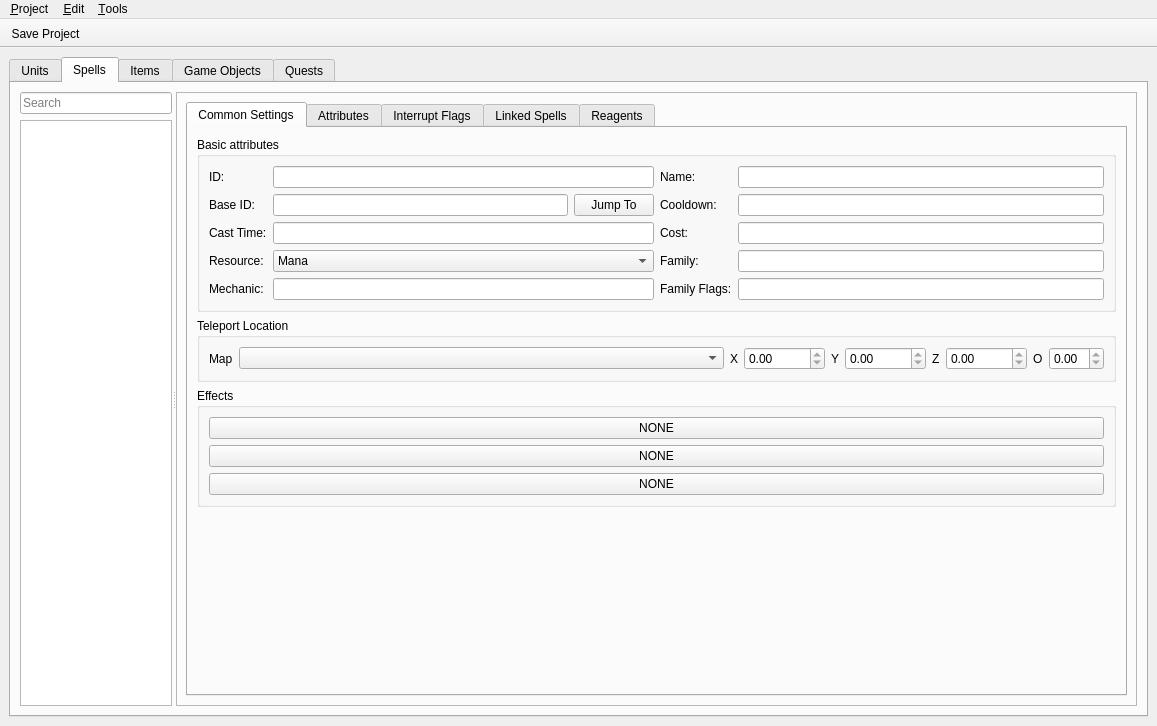
Qt form tools/editor/ui/object_editor.ui (Kyoril/wow-pp) before a commit.
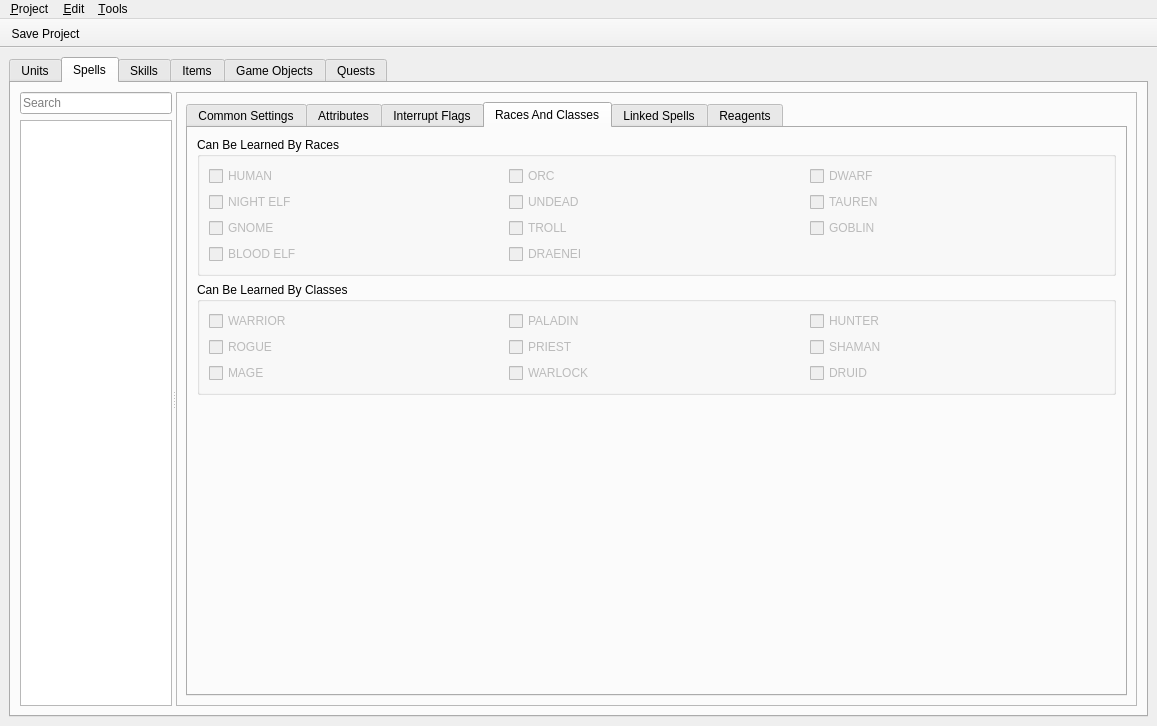
The same form after that commit. The open tabs and pages were chosen to show the change. Icons and pictures are not drawn.

Patch:
```diff
--- a/tools/editor/ui/object_editor.ui
+++ b/tools/editor/ui/object_editor.ui
@@ -4211,6 +4211,490 @@
                 </item>
                </layout>
               </widget>
+              <widget class="QWidget" name="tab_30">
+               <attribute name="title">
+                <string>Races And Classes</string>
+               </attribute>
+               <layout class="QVBoxLayout" name="verticalLayout_57">
+                <item>
+                 <widget class="QGroupBox" name="spellRaceBox">
+                  <property name="sizePolicy">
+                   <sizepolicy hsizetype="Preferred" vsizetype="Fixed">
+                    <horstretch>0</horstretch>
+                    <verstretch>0</verstretch>
+                   </sizepolicy>
+                  </property>
+                  <property name="title">
+                   <string>Can Be Learned By Races</string>
+                  </property>
+                  <property name="flat">
+                   <bool>true</bool>
+                  </property>
+                  <layout class="QGridLayout" name="gridLayout_14">
+                   <item row="0" column="0">
+                    <widget class="QCheckBox" name="race_1">
+                     <property name="enabled">
+                      <bool>false</bool>
+                     </property>
+                     <property name="toolTip">
+                      <string>&lt;html&gt;&lt;head/&gt;&lt;body&gt;&lt;p&gt;Indicates that this spell is categorized as a player ability in the players spell book. Only affects the client.&lt;/p&gt;&lt;/body&gt;&lt;/html&gt;</string>
+                     </property>
+                     <property name="styleSheet">
+                      <string notr="true">QCheckBox:disabled
+{
+    color: #bbb;
+}</string>
+                     </property>
+                     <property name="text">
+                      <string>HUMAN</string>
+                     </property>
+                     <property name="checkable">
+                      <bool>true</bool>
+                     </property>
+                    </widget>
+                   </item>
+                   <item row="0" column="1">
+                    <widget class="QCheckBox" name="race_2">
+                     <property name="enabled">
+                      <bool>false</bool>
+                     </property>
+                     <property name="toolTip">
+                      <string>&lt;html&gt;&lt;head/&gt;&lt;body&gt;&lt;p&gt;Indicates that this spell is categorized as a player ability in the players spell book. Only affects the client.&lt;/p&gt;&lt;/body&gt;&lt;/html&gt;</string>
+                     </property>
+                     <property name="styleSheet">
+                      <string notr="true">QCheckBox:disabled
+{
+    color: #bbb;
+}</string>
+                     </property>
+                     <property name="text">
+                      <string>ORC</string>
+                     </property>
+                     <property name="checkable">
+                      <bool>true</bool>
+                     </property>
+                    </widget>
+                   </item>
+                   <item row="0" column="2">
+                    <widget class="QCheckBox" name="race_3">
+                     <property name="enabled">
+                      <bool>false</bool>
+                     </property>
+                     <property name="toolTip">
+                      <string>&lt;html&gt;&lt;head/&gt;&lt;body&gt;&lt;p&gt;Indicates that this spell is categorized as a player ability in the players spell book. Only affects the client.&lt;/p&gt;&lt;/body&gt;&lt;/html&gt;</string>
+                     </property>
+                     <property name="styleSheet">
+                      <string notr="true">QCheckBox:disabled
+{
+    color: #bbb;
+}</string>
+                     </property>
+                     <property name="text">
+                      <string>DWARF</string>
+                     </property>
+                     <property name="checkable">
+                      <bool>true</bool>
+                     </property>
+                    </widget>
+                   </item>
+                   <item row="1" column="0">
+                    <widget class="QCheckBox" name="race_4">
+                     <property name="enabled">
+                      <bool>false</bool>
+                     </property>
+                     <property name="styleSheet">
+                      <string notr="true">QCheckBox:disabled
+{
+    color: #bbb;
+}</string>
+                     </property>
+                     <property name="text">
+                      <string>NIGHT ELF</string>
+                     </property>
+                    </widget>
+                   </item>
+                   <item row="1" column="1">
+                    <widget class="QCheckBox" name="race_5">
+                     <property name="enabled">
+                      <bool>false</bool>
+                     </property>
+                     <property name="toolTip">
+                      <string>&lt;html&gt;&lt;head/&gt;&lt;body&gt;&lt;p&gt;Indicates that this spell is categorized as a player ability in the players spell book. Only affects the client.&lt;/p&gt;&lt;/body&gt;&lt;/html&gt;</string>
+                     </property>
+                     <property name="styleSheet">
+                      <string notr="true">QCheckBox:disabled
+{
+    color: #bbb;
+}</string>
+                     </property>
+                     <property name="text">
+                      <string>UNDEAD</string>
+                     </property>
+                     <property name="checkable">
+                      <bool>true</bool>
+                     </property>
+                    </widget>
+                   </item>
+                   <item row="1" column="2">
+                    <widget class="QCheckBox" name="race_6">
+                     <property name="enabled">
+                      <bool>false</bool>
+                     </property>
+                     <property name="toolTip">
+                      <string>&lt;html&gt;&lt;head/&gt;&lt;body&gt;&lt;p&gt;Indicates that this spell is categorized as a player ability in the players spell book. Only affects the client.&lt;/p&gt;&lt;/body&gt;&lt;/html&gt;</string>
+                     </property>
+                     <property name="styleSheet">
+                      <string notr="true">QCheckBox:disabled
+{
+    color: #bbb;
+}</string>
+                     </property>
+                     <property name="text">
+                      <string>TAUREN</string>
+                     </property>
+                     <property name="checkable">
+                      <bool>true</bool>
+                     </property>
+                    </widget>
+                   </item>
+                   <item row="2" column="0">
+                    <widget class="QCheckBox" name="race_7">
+                     <property name="enabled">
+                      <bool>false</bool>
+                     </property>
+                     <property name="toolTip">
+                      <string>&lt;html&gt;&lt;head/&gt;&lt;body&gt;&lt;p&gt;Indicates that this spell is categorized as a player ability in the players spell book. Only affects the client.&lt;/p&gt;&lt;/body&gt;&lt;/html&gt;</string>
+                     </property>
+                     <property name="styleSheet">
+                      <string notr="true">QCheckBox:disabled
+{
+    color: #bbb;
+}</string>
+                     </property>
+                     <property name="text">
+                      <string>GNOME</string>
+                     </property>
+                     <property name="checkable">
+                      <bool>true</bool>
+                     </property>
+                    </widget>
+                   </item>
+                   <item row="2" column="1">
+                    <widget class="QCheckBox" name="race_8">
+                     <property name="enabled">
+                      <bool>false</bool>
+                     </property>
+                     <property name="toolTip">
+                      <string>&lt;html&gt;&lt;head/&gt;&lt;body&gt;&lt;p&gt;Indicates that this spell is categorized as a player ability in the players spell book. Only affects the client.&lt;/p&gt;&lt;/body&gt;&lt;/html&gt;</string>
+                     </property>
+                     <property name="styleSheet">
+                      <string notr="true">QCheckBox:disabled
+{
+    color: #bbb;
+}</string>
+                     </property>
+                     <property name="text">
+                      <string>TROLL</string>
+                     </property>
+                     <property name="checkable">
+                      <bool>true</bool>
+                     </property>
+                    </widget>
+                   </item>
+                   <item row="2" column="2">
+                    <widget class="QCheckBox" name="race_9">
+                     <property name="enabled">
+                      <bool>false</bool>
+                     </property>
+                     <property name="toolTip">
+                      <string>&lt;html&gt;&lt;head/&gt;&lt;body&gt;&lt;p&gt;Indicates that this spell is categorized as a player ability in the players spell book. Only affects the client.&lt;/p&gt;&lt;/body&gt;&lt;/html&gt;</string>
+                     </property>
+                     <property name="styleSheet">
+                      <string notr="true">QCheckBox:disabled
+{
+    color: #bbb;
+}</string>
+                     </property>
+                     <property name="text">
+                      <string>GOBLIN</string>
+                     </property>
+                     <property name="checkable">
+                      <bool>true</bool>
+                     </property>
+                    </widget>
+                   </item>
+                   <item row="3" column="0">
+                    <widget class="QCheckBox" name="race_10">
+                     <property name="enabled">
+                      <bool>false</bool>
+                     </property>
+                     <property name="toolTip">
+                      <string>&lt;html&gt;&lt;head/&gt;&lt;body&gt;&lt;p&gt;Indicates that this spell is categorized as a player ability in the players spell book. Only affects the client.&lt;/p&gt;&lt;/body&gt;&lt;/html&gt;</string>
+                     </property>
+                     <property name="styleSheet">
+                      <string notr="true">QCheckBox:disabled
+{
+    color: #bbb;
+}</string>
+                     </property>
+                     <property name="text">
+                      <string>BLOOD ELF</string>
+                     </property>
+                     <property name="checkable">
+                      <bool>true</bool>
+                     </property>
+                    </widget>
+                   </item>
+                   <item row="3" column="1">
+                    <widget class="QCheckBox" name="race_11">
+                     <property name="enabled">
+                      <bool>false</bool>
+                     </property>
+                     <property name="toolTip">
+                      <string>&lt;html&gt;&lt;head/&gt;&lt;body&gt;&lt;p&gt;Indicates that this spell is categorized as a player ability in the players spell book. Only affects the client.&lt;/p&gt;&lt;/body&gt;&lt;/html&gt;</string>
+                     </property>
+                     <property name="styleSheet">
+                      <string notr="true">QCheckBox:disabled
+{
+    color: #bbb;
+}</string>
+                     </property>
+                     <property name="text">
+                      <string>DRAENEI</string>
+                     </property>
+                     <property name="checkable">
+                      <bool>true</bool>
+                     </property>
+                    </widget>
+                   </item>
+                  </layout>
+                 </widget>
+                </item>
+                <item>
+                 <widget class="QGroupBox" name="spellClassBox">
+                  <property name="sizePolicy">
+                   <sizepolicy hsizetype="Preferred" vsizetype="Fixed">
+                    <horstretch>0</horstretch>
+                    <verstretch>0</verstretch>
+                   </sizepolicy>
+                  </property>
+                  <property name="title">
+                   <string>Can Be Learned By Classes</string>
+                  </property>
+                  <property name="flat">
+                   <bool>true</bool>
+                  </property>
+                  <layout class="QGridLayout" name="gridLayout_15">
+                   <item row="0" column="0">
+                    <widget class="QCheckBox" name="class_1">
+                     <property name="enabled">
+                      <bool>false</bool>
+                     </property>
+                     <property name="toolTip">
+                      <string>&lt;html&gt;&lt;head/&gt;&lt;body&gt;&lt;p&gt;Indicates that this spell is categorized as a player ability in the players spell book. Only affects the client.&lt;/p&gt;&lt;/body&gt;&lt;/html&gt;</string>
+                     </property>
+                     <property name="styleSheet">
+                      <string notr="true">QCheckBox:disabled
+{
+    color: #bbb;
+}</string>
+                     </property>
+                     <property name="text">
+                      <string>WARRIOR</string>
+                     </property>
+                     <property name="checkable">
+                      <bool>true</bool>
+                     </property>
+                    </widget>
+                   </item>
+                   <item row="0" column="1">
+                    <widget class="QCheckBox" name="class_2">
+                     <property name="enabled">
+                      <bool>false</bool>
+                     </property>
+                     <property name="toolTip">
+                      <string>&lt;html&gt;&lt;head/&gt;&lt;body&gt;&lt;p&gt;Indicates that this spell is categorized as a player ability in the players spell book. Only affects the client.&lt;/p&gt;&lt;/body&gt;&lt;/html&gt;</string>
+                     </property>
+                     <property name="styleSheet">
+                      <string notr="true">QCheckBox:disabled
+{
+    color: #bbb;
+}</string>
+                     </property>
+                     <property name="text">
+                      <string>PALADIN</string>
+                     </property>
+                     <property name="checkable">
+                      <bool>true</bool>
+                     </property>
+                    </widget>
+                   </item>
+                   <item row="0" column="2">
+                    <widget class="QCheckBox" name="class_3">
+                     <property name="enabled">
+                      <bool>false</bool>
+                     </property>
+                     <property name="toolTip">
+                      <string>&lt;html&gt;&lt;head/&gt;&lt;body&gt;&lt;p&gt;Indicates that this spell is categorized as a player ability in the players spell book. Only affects the client.&lt;/p&gt;&lt;/body&gt;&lt;/html&gt;</string>
+                     </property>
+                     <property name="styleSheet">
+                      <string notr="true">QCheckBox:disabled
+{
+    color: #bbb;
+}</string>
+                     </property>
+                     <property name="text">
+                      <string>HUNTER</string>
+                     </property>
+                     <property name="checkable">
+                      <bool>true</bool>
+                     </property>
+                    </widget>
+                   </item>
+                   <item row="1" column="0">
+                    <widget class="QCheckBox" name="class_4">
+                     <property name="enabled">
+                      <bool>false</bool>
+                     </property>
+                     <property name="styleSheet">
+                      <string notr="true">QCheckBox:disabled
+{
+    color: #bbb;
+}</string>
+                     </property>
+                     <property name="text">
+                      <string>ROGUE</string>
+                     </property>
+                    </widget>
+                   </item>
+                   <item row="1" column="1">
+                    <widget class="QCheckBox" name="class_5">
+                     <property name="enabled">
+                      <bool>false</bool>
+                     </property>
+                     <property name="toolTip">
+                      <string>&lt;html&gt;&lt;head/&gt;&lt;body&gt;&lt;p&gt;Indicates that this spell is categorized as a player ability in the players spell book. Only affects the client.&lt;/p&gt;&lt;/body&gt;&lt;/html&gt;</string>
+                     </property>
+                     <property name="styleSheet">
+                      <string notr="true">QCheckBox:disabled
+{
+    color: #bbb;
+}</string>
+                     </property>
+                     <property name="text">
+                      <string>PRIEST</string>
+                     </property>
+                     <property name="checkable">
+                      <bool>true</bool>
+                     </property>
+                    </widget>
+                   </item>
+                   <item row="1" column="2">
+                    <widget class="QCheckBox" name="class_7">
+                     <property name="enabled">
+                      <bool>false</bool>
+                     </property>
+                     <property name="toolTip">
+                      <string>&lt;html&gt;&lt;head/&gt;&lt;body&gt;&lt;p&gt;Indicates that this spell is categorized as a player ability in the players spell book. Only affects the client.&lt;/p&gt;&lt;/body&gt;&lt;/html&gt;</string>
+                     </property>
+                     <property name="styleSheet">
+                      <string notr="true">QCheckBox:disabled
+{
+    color: #bbb;
+}</string>
+                     </property>
+                     <property name="text">
+                      <string>SHAMAN</string>
+                     </property>
+                     <property name="checkable">
+                      <bool>true</bool>
+                     </property>
+                    </widget>
+                   </item>
+                   <item row="2" column="0">
+                    <widget class="QCheckBox" name="class_8">
+                     <property name="enabled">
+                      <bool>false</bool>
+                     </property>
+                     <property name="toolTip">
+                      <string>&lt;html&gt;&lt;head/&gt;&lt;body&gt;&lt;p&gt;Indicates that this spell is categorized as a player ability in the players spell book. Only affects the client.&lt;/p&gt;&lt;/body&gt;&lt;/html&gt;</string>
+                     </property>
+                     <property name="styleSheet">
+                      <string notr="true">QCheckBox:disabled
+{
+    color: #bbb;
+}</string>
+                     </property>
+                     <property name="text">
+                      <string>MAGE</string>
+                     </property>
+                     <property name="checkable">
+                      <bool>true</bool>
+                     </property>
+                    </widget>
+                   </item>
+                   <item row="2" column="1">
+                    <widget class="QCheckBox" name="class_9">
+                     <property name="enabled">
+                      <bool>false</bool>
+                     </property>
+                     <property name="toolTip">
+                      <string>&lt;html&gt;&lt;head/&gt;&lt;body&gt;&lt;p&gt;Indicates that this spell is categorized as a player ability in the players spell book. Only affects the client.&lt;/p&gt;&lt;/body&gt;&lt;/html&gt;</string>
+                     </property>
+                     <property name="styleSheet">
+                      <string notr="true">QCheckBox:disabled
+{
+    color: #bbb;
+}</string>
+                     </property>
+                     <property name="text">
+                      <string>WARLOCK</string>
+                     </property>
+                     <property name="checkable">
+                      <bool>true</bool>
+                     </property>
+                    </widget>
+                   </item>
+                   <item row="2" column="2">
+                    <widget class="QCheckBox" name="class_11">
+                     <property name="enabled">
+                      <bool>false</bool>
+                     </property>
+                     <property name="toolTip">
+                      <string>&lt;html&gt;&lt;head/&gt;&lt;body&gt;&lt;p&gt;Indicates that this spell is categorized as a player ability in the players spell book. Only affects the client.&lt;/p&gt;&lt;/body&gt;&lt;/html&gt;</string>
+                     </property>
+                     <property name="styleSheet">
+                      <string notr="true">QCheckBox:disabled
+{
+    color: #bbb;
+}</string>
+                     </property>
+                     <property name="text">
+                      <string>DRUID</string>
+                     </property>
+                     <property name="checkable">
+                      <bool>true</bool>
+                     </property>
+                    </widget>
+                   </item>
+                  </layout>
+                 </widget>
+                </item>
+                <item>
+                 <spacer name="verticalSpacer_6">
+                  <property name="orientation">
+                   <enum>Qt::Vertical</enum>
+                  </property>
+                  <property name="sizeHint" stdset="0">
+                   <size>
+                    <width>20</width>
+                    <height>324</height>
+                   </size>
+                  </property>
+                 </spacer>
+                </item>
+               </layout>
+              </widget>
               <widget class="QWidget" name="tab_24">
                <attribute name="title">
                 <string>Linked Spells</string>
@@ -4253,6 +4737,187 @@
         </item>
        </layout>
       </widget>
+      <widget class="QWidget" name="skillPage">
+       <attribute name="title">
+        <string>Skills</string>
+       </attribute>
+       <layout class="QVBoxLayout" name="verticalLayout_62">
+        <item>
+         <widget class="QSplitter" name="splitter_6">
+          <property name="orientation">
+           <enum>Qt::Horizontal</enum>
+          </property>
+          <widget class="QWidget" name="layoutWidget_6">
+           <layout class="QVBoxLayout" name="verticalLayout_54" stretch="0,0">
+            <item>
+             <widget class="QLineEdit" name="skillFilter">
+              <property name="sizePolicy">
+               <sizepolicy hsizetype="Expanding" vsizetype="Fixed">
+                <horstretch>1</horstretch>
+                <verstretch>0</verstretch>
+               </sizepolicy>
+              </property>
+              <property name="placeholderText">
+               <string>Search</string>
+              </property>
+              <property name="clearButtonEnabled">
+               <bool>true</bool>
+              </property>
+             </widget>
+            </item>
+            <item>
+             <widget class="QListView" name="skillsListView">
+              <property name="sizePolicy">
+               <sizepolicy hsizetype="Expanding" vsizetype="Expanding">
+                <horstretch>1</horstretch>
+                <verstretch>0</verstretch>
+               </sizepolicy>
+              </property>
+              <property name="contextMenuPolicy">
+               <enum>Qt::ActionsContextMenu</enum>
+              </property>
+              <property name="alternatingRowColors">
+               <bool>true</bool>
+              </property>
+             </widget>
+            </item>
+           </layout>
+          </widget>
+          <widget class="QFrame" name="spellsFrame_2">
+           <property name="sizePolicy">
+            <sizepolicy hsizetype="Expanding" vsizetype="Expanding">
+             <horstretch>1</horstretch>
+             <verstretch>0</verstretch>
+            </sizepolicy>
+           </property>
+           <property name="frameShape">
+            <enum>QFrame::StyledPanel</enum>
+           </property>
+           <property name="frameShadow">
+            <enum>QFrame::Raised</enum>
+           </property>
+           <layout class="QVBoxLayout" name="verticalLayout_55">
+            <item>
+             <widget class="QTabWidget" name="tabWidget_8">
+              <property name="currentIndex">
+               <number>0</number>
+              </property>
+              <widget class="QWidget" name="tab_29">
+               <attribute name="title">
+                <string>Common Settings</string>
+               </attribute>
+               <layout class="QVBoxLayout" name="verticalLayout_56">
+                <item>
+                 <widget class="QGroupBox" name="spellBaseBox_5">
+                  <property name="sizePolicy">
+                   <sizepolicy hsizetype="Preferred" vsizetype="Fixed">
+                    <horstretch>0</horstretch>
+                    <verstretch>0</verstretch>
+                   </sizepolicy>
+                  </property>
+                  <property name="title">
+                   <string>Basic attributes</string>
+                  </property>
+                  <property name="flat">
+                   <bool>true</bool>
+                  </property>
+                  <layout class="QHBoxLayout" name="horizontalLayout_20">
+                   <item>
+                    <layout class="QFormLayout" name="formLayout_3">
+                     <item row="0" column="0">
+                      <widget class="QLabel" name="label_35">
+                       <property name="text">
+                        <string>ID:</string>
+                       </property>
+                      </widget>
+                     </item>
+                     <item row="0" column="1">
+                      <widget class="QLineEdit" name="skillIdField">
+                       <property name="enabled">
+                        <bool>true</bool>
+                       </property>
+                       <property name="readOnly">
+                        <bool>true</bool>
+                       </property>
+                      </widget>
+                     </item>
+                    </layout>
+                   </item>
+                   <item>
+                    <layout class="QFormLayout" name="formLayout_5">
+                     <item row="0" column="0">
+                      <widget class="QLabel" name="label_40">
+                       <property name="text">
+                        <string>Name:</string>
+                       </property>
+                      </widget>
+                     </item>
+                     <item row="0" column="1">
+                      <widget class="QLineEdit" name="skillNameField">
+                       <property name="enabled">
+                        <bool>true</bool>
+                       </property>
+                       <property name="readOnly">
+                        <bool>true</bool>
+                       </property>
+                      </widget>
+                     </item>
+                    </layout>
+                   </item>
+                  </layout>
+                 </widget>
+                </item>
+                <item>
+                 <widget class="QGroupBox" name="spellBaseBox_6">
+                  <property name="sizePolicy">
+                   <sizepolicy hsizetype="Preferred" vsizetype="Fixed">
+                    <horstretch>0</horstretch>
+                    <verstretch>0</verstretch>
+                   </sizepolicy>
+                  </property>
+                  <property name="title">
+                   <string>Learned Spells</string>
+                  </property>
+                  <property name="flat">
+                   <bool>true</bool>
+                  </property>
+                  <layout class="QHBoxLayout" name="horizontalLayout_22">
+                   <item>
+                    <widget class="QListWidget" name="skillLearnedSpellList">
+                     <property name="sizePolicy">
+                      <sizepolicy hsizetype="Expanding" vsizetype="Preferred">
+                       <horstretch>0</horstretch>
+                       <verstretch>0</verstretch>
+                      </sizepolicy>
+                     </property>
+                    </widget>
+                   </item>
+                  </layout>
+                 </widget>
+                </item>
+                <item>
+                 <spacer name="verticalSpacer_5">
+                  <property name="orientation">
+                   <enum>Qt::Vertical</enum>
+                  </property>
+                  <property name="sizeHint" stdset="0">
+                   <size>
+                    <width>20</width>
+                    <height>40</height>
+                   </size>
+                  </property>
+                 </spacer>
+                </item>
+               </layout>
+              </widget>
+             </widget>
+            </item>
+           </layout>
+          </widget>
+         </widget>
+        </item>
+       </layout>
+      </widget>
       <widget class="QWidget" name="tab_2">
        <attribute name="icon">
         <iconset resource="../qrc/editor.qrc">
```
Left out of the diff: 52 changed lines with no effect on the pictures.
